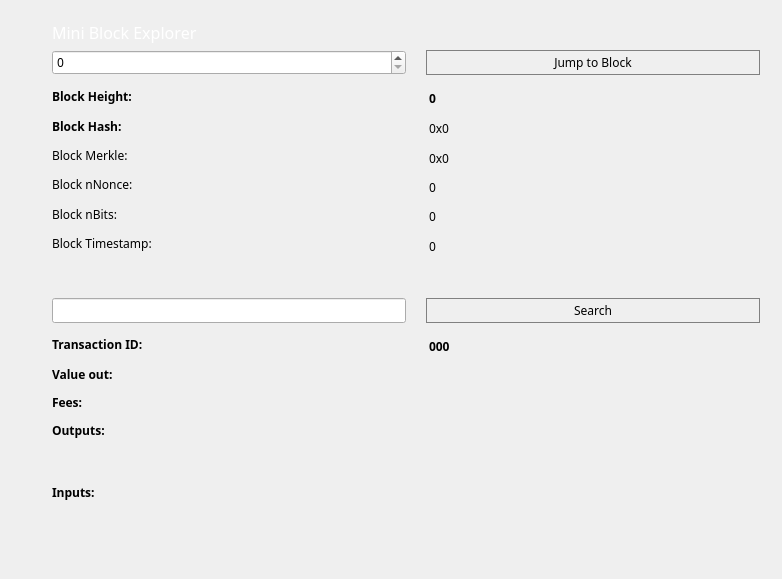
Before: the Qt Designer form src/qt/forms/blockbrowser.ui in CryptoHelp/PreminePlus, drawn with Qt 5.
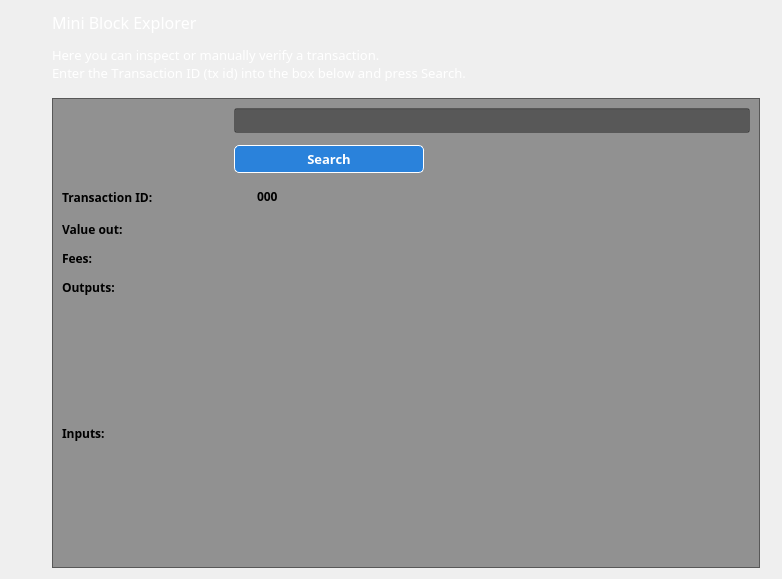
After: the same form once the commit is applied.

The edit to the form file:
```diff
--- a/src/qt/forms/blockbrowser.ui
+++ b/src/qt/forms/blockbrowser.ui
@@ -50,8 +50,67 @@
    <property name="horizontalSpacing">
     <number>7</number>
    </property>
+   <item row="1" column="0">
+    <layout class="QHBoxLayout" name="horizontalLayout_4">
+     <property name="spacing">
+      <number>7</number>
+     </property>
+     <item>
+      <widget class="QLabel" name="label_5">
+       <property name="font">
+        <font>
+         <family>Proxima Nova Rg</family>
+         <pointsize>12</pointsize>
+         <kerning>false</kerning>
+        </font>
+       </property>
+       <property name="mouseTracking">
+        <bool>true</bool>
+       </property>
+       <property name="styleSheet">
+        <string notr="true">color:white;</string>
+       </property>
+       <property name="text">
+        <string>&lt;html&gt;&lt;head/&gt;&lt;body&gt;&lt;p&gt;&lt;span style=&quot; font-size:12pt;&quot;&gt;Mini Block Explorer&lt;/span&gt;&lt;/p&gt;&lt;p&gt;&lt;span style=&quot; font-size:10pt;&quot;&gt;Here you can inspect or manually verify a transaction.&lt;br /&gt;Enter the Transaction ID (tx id) into the box below and press Search.&lt;/span&gt;&lt;/p&gt;&lt;/body&gt;&lt;/html&gt;</string>
+       </property>
+      </widget>
+     </item>
+    </layout>
+   </item>
    <item row="2" column="0">
-    <layout class="QGridLayout" name="gridLayout_3" rowstretch="0,0,0,0,0,0,0,0,0,0,0,0,0,0,0,0,0" columnstretch="0,0">
+    <spacer name="verticalSpacer_3">
+     <property name="orientation">
+      <enum>Qt::Vertical</enum>
+     </property>
+     <property name="sizeType">
+      <enum>QSizePolicy::Fixed</enum>
+     </property>
+     <property name="sizeHint" stdset="0">
+      <size>
+       <width>20</width>
+       <height>10</height>
+      </size>
+     </property>
+    </spacer>
+   </item>
+   <item row="3" column="0">
+    <widget class="QFrame" name="gridLayout_4">
+     <property name="sizePolicy">
+      <sizepolicy hsizetype="Expanding" vsizetype="Preferred">
+       <horstretch>0</horstretch>
+       <verstretch>0</verstretch>
+      </sizepolicy>
+     </property>
+     <property name="styleSheet">
+      <string notr="true">background: rgba(0,0,0,100);</string>
+     </property>
+     <property name="frameShape">
+      <enum>QFrame::StyledPanel</enum>
+     </property>
+     <property name="frameShadow">
+      <enum>QFrame::Sunken</enum>
+     </property>
+     <layout class="QGridLayout" name="gridLayout_3" rowstretch="0,0,0,0,0,0,0,0,0,0,0" columnstretch="25,75">
      <property name="sizeConstraint">
       <enum>QLayout::SetDefaultConstraint</enum>
      </property>
@@ -61,49 +120,42 @@
      <property name="verticalSpacing">
       <number>12</number>
      </property>
-     <item row="3" column="1">
-      <widget class="QLabel" name="heightLabel">
+      <item row="8" column="0">
+       <spacer name="verticalSpacer_4">
+        <property name="orientation">
+         <enum>Qt::Vertical</enum>
+        </property>
+        <property name="sizeHint" stdset="0">
+         <size>
+          <width>20</width>
+          <height>40</height>
+         </size>
+        </property>
+       </spacer>
+      </item>
+      <item row="6" column="1">
+       <widget class="QLabel" name="feesBox">
        <property name="minimumSize">
         <size>
          <width>0</width>
          <height>16</height>
         </size>
        </property>
-       <property name="font">
-        <font>
-         <family>Proxima Nova Rg</family>
-         <weight>75</weight>
-         <bold>true</bold>
-        </font>
-       </property>
        <property name="layoutDirection">
         <enum>Qt::LeftToRight</enum>
        </property>
        <property name="styleSheet">
-        <string notr="true">margin-left:20px;</string>
+         <string notr="true">margin-left:20px;background:none;</string>
        </property>
        <property name="text">
-        <string>0</string>
+         <string/>
        </property>
        <property name="alignment">
         <set>Qt::AlignLeading|Qt::AlignLeft|Qt::AlignTop</set>
        </property>
       </widget>
      </item>
-     <item row="7" column="0">
-      <widget class="QLabel" name="bitsLabel">
-       <property name="minimumSize">
-        <size>
-         <width>0</width>
-         <height>16</height>
-        </size>
-       </property>
-       <property name="text">
-        <string>Block nBits:</string>
-       </property>
-      </widget>
-     </item>
-     <item row="13" column="0">
+      <item row="6" column="0">
       <widget class="QLabel" name="feesLabel">
        <property name="minimumSize">
         <size>
@@ -118,69 +170,15 @@
          <bold>true</bold>
         </font>
        </property>
+        <property name="styleSheet">
+         <string notr="true">background:none;</string>
+        </property>
        <property name="text">
         <string>Fees:</string>
        </property>
       </widget>
      </item>
-     <item row="7" column="1">
-      <widget class="QLabel" name="bitsBox">
-       <property name="minimumSize">
-        <size>
-         <width>0</width>
-         <height>16</height>
-        </size>
-       </property>
-       <property name="layoutDirection">
-        <enum>Qt::LeftToRight</enum>
-       </property>
-       <property name="styleSheet">
-        <string notr="true">margin-left:20px;</string>
-       </property>
-       <property name="text">
-        <string>0</string>
-       </property>
-       <property name="alignment">
-        <set>Qt::AlignLeading|Qt::AlignLeft|Qt::AlignTop</set>
-       </property>
-      </widget>
-     </item>
-     <item row="5" column="1">
-      <widget class="QLabel" name="merkleBox">
-       <property name="minimumSize">
-        <size>
-         <width>187</width>
-         <height>16</height>
-        </size>
-       </property>
-       <property name="layoutDirection">
-        <enum>Qt::LeftToRight</enum>
-       </property>
-       <property name="styleSheet">
-        <string notr="true">margin-left:20px;</string>
-       </property>
-       <property name="text">
-        <string>0x0</string>
-       </property>
-       <property name="alignment">
-        <set>Qt::AlignLeading|Qt::AlignLeft|Qt::AlignTop</set>
-       </property>
-      </widget>
-     </item>
-     <item row="6" column="0">
-      <widget class="QLabel" name="nonceLabel">
-       <property name="minimumSize">
-        <size>
-         <width>0</width>
-         <height>16</height>
-        </size>
-       </property>
-       <property name="text">
-        <string>Block nNonce:</string>
-       </property>
-      </widget>
-     </item>
-     <item row="14" column="0">
+      <item row="7" column="0">
       <widget class="QLabel" name="outputLabel">
        <property name="minimumSize">
         <size>
@@ -195,6 +193,9 @@
          <bold>true</bold>
         </font>
        </property>
+        <property name="styleSheet">
+         <string notr="true">background:none;</string>
+        </property>
        <property name="text">
         <string>Outputs:</string>
        </property>
@@ -203,124 +204,7 @@
        </property>
       </widget>
      </item>
-     <item row="6" column="1">
-      <widget class="QLabel" name="nonceBox">
-       <property name="minimumSize">
-        <size>
-         <width>0</width>
-         <height>16</height>
-        </size>
-       </property>
-       <property name="layoutDirection">
-        <enum>Qt::LeftToRight</enum>
-       </property>
-       <property name="styleSheet">
-        <string notr="true">margin-left:20px;</string>
-       </property>
-       <property name="text">
-        <string>0</string>
-       </property>
-       <property name="alignment">
-        <set>Qt::AlignLeading|Qt::AlignLeft|Qt::AlignTop</set>
-       </property>
-      </widget>
-     </item>
-     <item row="8" column="0">
-      <widget class="QLabel" name="timeLabel">
-       <property name="minimumSize">
-        <size>
-         <width>0</width>
-         <height>16</height>
-        </size>
-       </property>
-       <property name="text">
-        <string>Block Timestamp:</string>
-       </property>
-      </widget>
-     </item>
      <item row="4" column="1">
-      <widget class="QLabel" name="hashBox">
-       <property name="enabled">
-        <bool>true</bool>
-       </property>
-       <property name="sizePolicy">
-        <sizepolicy hsizetype="Preferred" vsizetype="Preferred">
-         <horstretch>0</horstretch>
-         <verstretch>0</verstretch>
-        </sizepolicy>
-       </property>
-       <property name="minimumSize">
-        <size>
-         <width>0</width>
-         <height>16</height>
-        </size>
-       </property>
-       <property name="layoutDirection">
-        <enum>Qt::LeftToRight</enum>
-       </property>
-       <property name="styleSheet">
-        <string notr="true">margin-left:20px;</string>
-       </property>
-       <property name="text">
-        <string>0x0</string>
-       </property>
-       <property name="alignment">
-        <set>Qt::AlignLeading|Qt::AlignLeft|Qt::AlignTop</set>
-       </property>
-      </widget>
-     </item>
-     <item row="10" column="0">
-      <widget class="QLineEdit" name="txBox">
-       <property name="sizePolicy">
-        <sizepolicy hsizetype="Preferred" vsizetype="Fixed">
-         <horstretch>0</horstretch>
-         <verstretch>0</verstretch>
-        </sizepolicy>
-       </property>
-       <property name="minimumSize">
-        <size>
-         <width>0</width>
-         <height>16</height>
-        </size>
-       </property>
-       <property name="styleSheet">
-        <string notr="true">color:black;</string>
-       </property>
-       <property name="inputMask">
-        <string comment="Transaction id" extracomment="Transaction id"/>
-       </property>
-       <property name="placeholderText">
-        <string comment="Transaction ID" extracomment="Transaction ID"/>
-       </property>
-      </widget>
-     </item>
-     <item row="15" column="1">
-      <widget class="QLabel" name="inputBox">
-       <property name="minimumSize">
-        <size>
-         <width>0</width>
-         <height>50</height>
-        </size>
-       </property>
-       <property name="font">
-        <font>
-         <family>Proxima Nova Rg</family>
-         <weight>75</weight>
-         <bold>true</bold>
-        </font>
-       </property>
-       <property name="layoutDirection">
-        <enum>Qt::LeftToRight</enum>
-       </property>
-       <property name="text">
-        <string/>
-       </property>
-       <property name="alignment">
-        <set>Qt::AlignLeading|Qt::AlignLeft|Qt::AlignTop</set>
-       </property>
-      </widget>
-     </item>
-     <item row="11" column="1">
       <widget class="QLabel" name="txID">
        <property name="minimumSize">
         <size>
@@ -339,7 +223,7 @@
         <enum>Qt::LeftToRight</enum>
        </property>
        <property name="styleSheet">
-        <string notr="true">margin-left:20px;</string>
+         <string notr="true">margin-left:20px;background:none;</string>
        </property>
        <property name="text">
         <string>000</string>
@@ -349,7 +233,7 @@
        </property>
       </widget>
      </item>
-     <item row="12" column="1">
+      <item row="5" column="1">
       <widget class="QLabel" name="valueBox">
        <property name="minimumSize">
         <size>
@@ -368,7 +252,7 @@
         <enum>Qt::LeftToRight</enum>
        </property>
        <property name="styleSheet">
-        <string notr="true">margin-left:20px;</string>
+         <string notr="true">margin-left:20px;background:none;</string>
        </property>
        <property name="text">
         <string/>
@@ -378,120 +262,7 @@
        </property>
       </widget>
      </item>
-     <item row="3" column="0">
-      <widget class="QLabel" name="heightLabel_2">
-       <property name="minimumSize">
-        <size>
-         <width>0</width>
-         <height>16</height>
-        </size>
-       </property>
-       <property name="font">
-        <font>
-         <family>Proxima Nova Rg</family>
-         <weight>75</weight>
-         <bold>true</bold>
-        </font>
-       </property>
-       <property name="text">
-        <string>Block Height:</string>
-       </property>
-      </widget>
-     </item>
-     <item row="8" column="1">
-      <widget class="QLabel" name="timeBox">
-       <property name="minimumSize">
-        <size>
-         <width>0</width>
-         <height>16</height>
-        </size>
-       </property>
-       <property name="layoutDirection">
-        <enum>Qt::LeftToRight</enum>
-       </property>
-       <property name="styleSheet">
-        <string notr="true">margin-left:20px;</string>
-       </property>
-       <property name="text">
-        <string>0</string>
-       </property>
-       <property name="alignment">
-        <set>Qt::AlignLeading|Qt::AlignLeft|Qt::AlignTop</set>
-       </property>
-      </widget>
-     </item>
-     <item row="13" column="1">
-      <widget class="QLabel" name="feesBox">
-       <property name="minimumSize">
-        <size>
-         <width>0</width>
-         <height>16</height>
-        </size>
-       </property>
-       <property name="layoutDirection">
-        <enum>Qt::LeftToRight</enum>
-       </property>
-       <property name="styleSheet">
-        <string notr="true">margin-left:20px;</string>
-       </property>
-       <property name="text">
-        <string/>
-       </property>
-       <property name="alignment">
-        <set>Qt::AlignLeading|Qt::AlignLeft|Qt::AlignTop</set>
-       </property>
-      </widget>
-     </item>
-     <item row="5" column="0">
-      <widget class="QLabel" name="merkleLabel">
-       <property name="minimumSize">
-        <size>
-         <width>0</width>
-         <height>16</height>
-        </size>
-       </property>
-       <property name="text">
-        <string>Block Merkle:</string>
-       </property>
-      </widget>
-     </item>
-     <item row="4" column="0">
-      <widget class="QLabel" name="hashLabel">
-       <property name="minimumSize">
-        <size>
-         <width>0</width>
-         <height>16</height>
-        </size>
-       </property>
-       <property name="font">
-        <font>
-         <family>Proxima Nova Rg</family>
-         <weight>75</weight>
-         <bold>true</bold>
-        </font>
-       </property>
-       <property name="text">
-        <string>Block Hash:</string>
-       </property>
-      </widget>
-     </item>
-     <item row="10" column="1">
-      <widget class="QPushButton" name="txButton">
-       <property name="minimumSize">
-        <size>
-         <width>0</width>
-         <height>25</height>
-        </size>
-       </property>
-       <property name="styleSheet">
-        <string notr="true">border:1px solid grey;margin-left:20px;</string>
-       </property>
-       <property name="text">
-        <string>Search</string>
-       </property>
-      </widget>
-     </item>
-     <item row="16" column="0">
+      <item row="10" column="0">
       <spacer name="verticalSpacer">
        <property name="orientation">
         <enum>Qt::Vertical</enum>
@@ -504,7 +275,7 @@
        </property>
       </spacer>
      </item>
-     <item row="11" column="0">
+      <item row="4" column="0">
       <widget class="QLabel" name="txLabel">
        <property name="minimumSize">
         <size>
@@ -519,12 +290,15 @@
          <bold>true</bold>
         </font>
        </property>
+        <property name="styleSheet">
+         <string notr="true">background:none;</string>
+        </property>
        <property name="text">
         <string>Transaction ID:</string>
        </property>
       </widget>
      </item>
-     <item row="15" column="0">
+      <item row="9" column="0">
       <widget class="QLabel" name="inputLabel">
        <property name="minimumSize">
         <size>
@@ -539,6 +313,9 @@
          <bold>true</bold>
         </font>
        </property>
+        <property name="styleSheet">
+         <string notr="true">background:none;</string>
+        </property>
        <property name="text">
         <string>Inputs:</string>
        </property>
@@ -547,7 +324,7 @@
        </property>
       </widget>
      </item>
-     <item row="12" column="0">
+      <item row="5" column="0">
       <widget class="QLabel" name="valueLabel">
        <property name="minimumSize">
         <size>
@@ -562,50 +339,15 @@
          <bold>true</bold>
         </font>
        </property>
+        <property name="styleSheet">
+         <string notr="true">background:none;</string>
+        </property>
        <property name="text">
         <string>Value out:</string>
        </property>
       </widget>
      </item>
-     <item row="1" column="0">
-      <widget class="QSpinBox" name="heightBox">
-       <property name="sizePolicy">
-        <sizepolicy hsizetype="Preferred" vsizetype="Fixed">
-         <horstretch>0</horstretch>
-         <verstretch>0</verstretch>
-        </sizepolicy>
-       </property>
-       <property name="minimumSize">
-        <size>
-         <width>0</width>
-         <height>16</height>
-        </size>
-       </property>
-       <property name="styleSheet">
-        <string notr="true">color:black;</string>
-       </property>
-       <property name="maximum">
-        <number>99999999</number>
-       </property>
-      </widget>
-     </item>
-     <item row="1" column="1">
-      <widget class="QPushButton" name="blockButton">
-       <property name="minimumSize">
-        <size>
-         <width>0</width>
-         <height>25</height>
-        </size>
-       </property>
-       <property name="styleSheet">
-        <string notr="true">border:1px solid grey;margin-left:20px;</string>
-       </property>
-       <property name="text">
-        <string>Jump to Block</string>
-       </property>
-      </widget>
-     </item>
-     <item row="14" column="1">
+      <item row="7" column="1">
       <widget class="QLabel" name="outputBox">
        <property name="minimumSize">
         <size>
@@ -624,7 +366,7 @@
         <enum>Qt::LeftToRight</enum>
        </property>
        <property name="styleSheet">
-        <string notr="true">margin-left:20px;</string>
+         <string notr="true">margin-left:20px;background:none;</string>
        </property>
        <property name="frameShape">
         <enum>QFrame::NoFrame</enum>
@@ -636,67 +378,99 @@
         <enum>Qt::AutoText</enum>
        </property>
        <property name="alignment">
-        <set>Qt::AlignLeading|Qt::AlignLeft|Qt::AlignTop</set>
+         <set>Qt::AlignRight|Qt::AlignTop|Qt::AlignTrailing</set>
        </property>
       </widget>
      </item>
-     <item row="9" column="0">
-      <spacer name="verticalSpacer_2">
-       <property name="orientation">
-        <enum>Qt::Vertical</enum>
-       </property>
-       <property name="sizeHint" stdset="0">
+      <item row="2" column="1">
+       <widget class="QLineEdit" name="txBox">
+        <property name="sizePolicy">
+         <sizepolicy hsizetype="Expanding" vsizetype="Fixed">
+          <horstretch>0</horstretch>
+          <verstretch>0</verstretch>
+         </sizepolicy>
+        </property>
+        <property name="minimumSize">
         <size>
-         <width>20</width>
-         <height>40</height>
-        </size>
-       </property>
-      </spacer>
-     </item>
-    </layout>
-   </item>
-   <item row="1" column="0">
-    <layout class="QHBoxLayout" name="horizontalLayout_4">
-     <property name="spacing">
-      <number>7</number>
-     </property>
-     <item>
-      <widget class="QLabel" name="label_5">
+          <width>200</width>
+          <height>20</height>
+         </size>
+        </property>
+        <property name="styleSheet">
+         <string notr="true"/>
+        </property>
+        <property name="inputMask">
+         <string comment="Transaction id" extracomment="Transaction id"/>
+        </property>
+        <property name="placeholderText">
+         <string comment="Transaction ID" extracomment="Transaction ID"/>
+        </property>
+       </widget>
+      </item>
+      <item row="9" column="1">
+       <widget class="QLabel" name="inputBox">
+        <property name="enabled">
+         <bool>true</bool>
+        </property>
+        <property name="minimumSize">
+         <size>
+          <width>0</width>
+          <height>50</height>
+         </size>
+        </property>
        <property name="font">
         <font>
          <family>Proxima Nova Rg</family>
-         <pointsize>12</pointsize>
-         <kerning>false</kerning>
-        </font>
-       </property>
-       <property name="mouseTracking">
-        <bool>false</bool>
+          <weight>75</weight>
+          <bold>true</bold>
+         </font>
+        </property>
+        <property name="layoutDirection">
+         <enum>Qt::LeftToRight</enum>
        </property>
        <property name="styleSheet">
-        <string notr="true">color:white;</string>
+         <string notr="true">margin-left:20px;background:none;</string>
        </property>
        <property name="text">
-        <string>Mini Block Explorer</string>
-       </property>
-      </widget>
-     </item>
-    </layout>
-   </item>
-   <item row="0" column="0">
-    <spacer name="verticalSpacer_3">
-     <property name="orientation">
-      <enum>Qt::Vertical</enum>
-     </property>
-     <property name="sizeType">
-      <enum>QSizePolicy::Fixed</enum>
-     </property>
-     <property name="sizeHint" stdset="0">
+         <string/>
+        </property>
+        <property name="alignment">
+         <set>Qt::AlignRight|Qt::AlignTop|Qt::AlignTrailing</set>
+        </property>
+       </widget>
+      </item>
+      <item row="3" column="1">
+       <widget class="QPushButton" name="txButton">
+        <property name="minimumSize">
+         <size>
+          <width>0</width>
+          <height>25</height>
+         </size>
+        </property>
+        <property name="maximumSize">
       <size>
-       <width>20</width>
-       <height>10</height>
-      </size>
-     </property>
-    </spacer>
+          <width>200</width>
+          <height>16777215</height>
+         </size>
+        </property>
+        <property name="font">
+         <font>
+          <family>Proxima Nova Rg</family>
+          <pointsize>10</pointsize>
+          <weight>75</weight>
+          <bold>true</bold>
+         </font>
+        </property>
+        <property name="styleSheet">
+         <string notr="true">background: #2a82db; color: white; border-radius: 5px; padding:4px 28px;border:1px solid white;float:right;margin-right:10px;</string>
+        </property>
+        <property name="text">
+         <string>Search</string>
+        </property>
+       </widget>
+      </item>
+     </layout>
+    </widget>
    </item>
   </layout>
  </widget>
```
Lines whose indentation alone changed are shown as unchanged.
